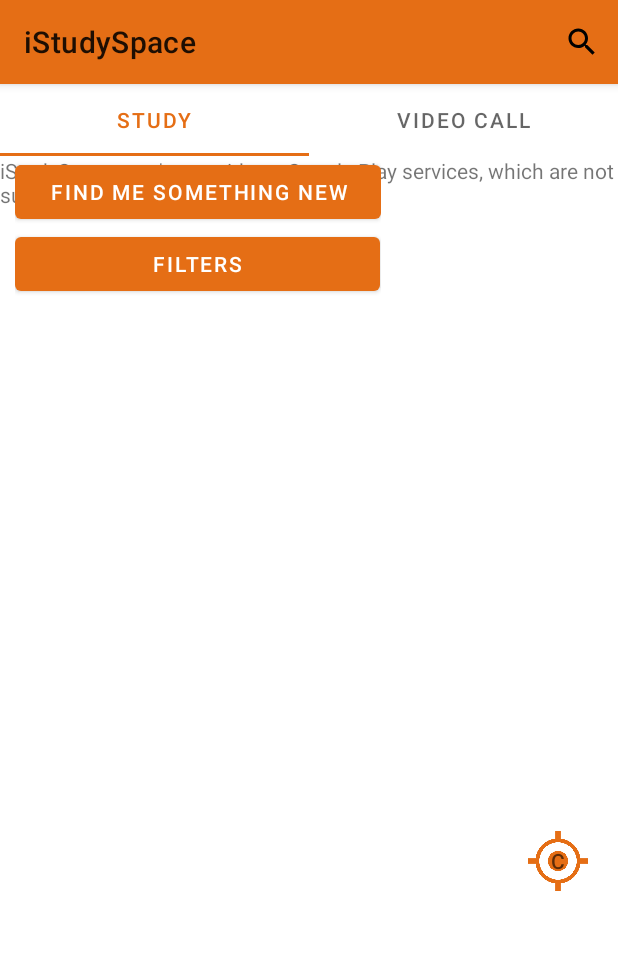
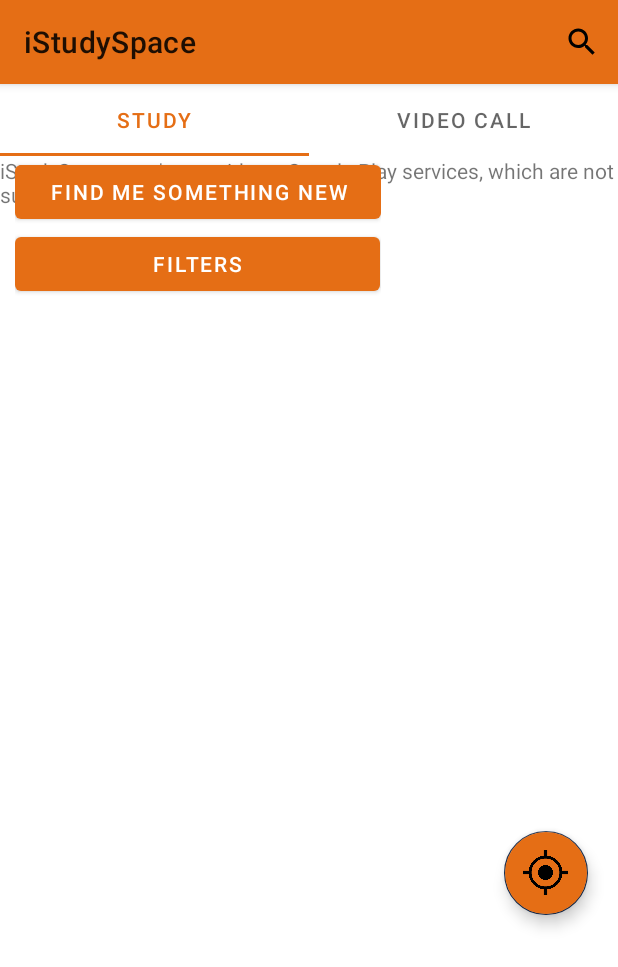
Before and after one commit to Scc33/iStudySpaces, an Android app: the screen it shows after launch (MainActivity), on a phone screen of 412 x 824 dp. Shown: the top 967 px of the screen. Run offline under Robolectric (Android 15) with nearby library versions, the phone set to English and light mode, and no system bars.

Commit message:
Center button now floating action and changed filter checkbox color

```diff
--- a/iStudySpace/app/src/main/java/com/example/istudyspace/MainActivity.java
+++ b/iStudySpace/app/src/main/java/com/example/istudyspace/MainActivity.java
@@ -53,6 +53,7 @@ import java.util.stream.Collectors;
 import com.example.istudyspace.Fragments.InfoCardFragment;
 import com.google.android.gms.maps.model.Marker;
 import com.google.android.material.bottomsheet.BottomSheetBehavior;
+import com.google.android.material.floatingactionbutton.FloatingActionButton;
 import com.google.gson.Gson;
 
 import androidx.appcompat.app.AppCompatActivity;
@@ -109,7 +110,7 @@ public class MainActivity extends AppCompatActivity implements
     private Button random;
     private Random randomGenerator;
 
-    private Button centerButton;
+    private FloatingActionButton centerButton;
 
     private String tabOn = "Study";
     private String noiseLevel = "any";
@@ -184,7 +185,7 @@ public class MainActivity extends AppCompatActivity implements
         mapFragment.getMapAsync(this);
 
         filtersButton = (Button) findViewById(R.id.filters);
-        centerButton = (Button) findViewById(R.id.centerMap);
+        centerButton = (FloatingActionButton) findViewById(R.id.centerMap);
         tabLayout = (TabLayout) findViewById(R.id.tabs);
         random = (Button) findViewById(R.id.random);
         randomGenerator = new Random();
--- a/iStudySpace/app/src/main/res/layout/activity_filter.xml
+++ b/iStudySpace/app/src/main/res/layout/activity_filter.xml
@@ -32,27 +32,35 @@
                 android:layout_weight="1"
                 android:gravity="center"
                 android:orientation="horizontal">
+
                 <com.google.android.material.checkbox.MaterialCheckBox
                     android:id="@+id/groupCheck"
                     android:layout_width="wrap_content"
                     android:layout_height="wrap_content"
+                    android:buttonTint="@color/Illini_Blue"
                     android:checked="false"
                     android:text="@string/filter_1"
-                    android:tooltipText="Filter by locations with group work"/>
+                    android:tooltipText="Filter by locations with group work" />
                 <com.google.android.material.checkbox.MaterialCheckBox
                     android:id="@+id/coffeeCheck"
                     android:layout_width="wrap_content"
                     android:layout_height="wrap_content"
+                    android:buttonTint="@color/Illini_Blue"
                     android:checked="false"
                     android:text="@string/filter_2"
                     android:tooltipText="Filter by locations with coffee"/>
+
                 <com.google.android.material.checkbox.MaterialCheckBox
                     android:id="@+id/foodCheck"
                     android:layout_width="wrap_content"
                     android:layout_height="wrap_content"
+                    android:buttonTint="@color/Illini_Blue"
                     android:checked="false"
+                    android:foregroundTint="@color/Illini_Blue"
                     android:text="@string/filter_3"
-                    android:tooltipText="Filter by locations with food"/>
+                    android:textColorHighlight="@color/Illini_Blue"
+                    android:textColorLink="@color/Illini_Blue"
+                    android:tooltipText="Filter by locations with food" />
             </LinearLayout>
 
             <com.google.android.material.textview.MaterialTextView
--- a/iStudySpace/app/src/main/res/layout/activity_main.xml
+++ b/iStudySpace/app/src/main/res/layout/activity_main.xml
@@ -71,17 +71,19 @@
                 app:layout_constraintStart_toStartOf="parent"
                 tools:layout_editor_absoluteY="0dp" />
 
-            <Button
+            <com.google.android.material.floatingactionbutton.FloatingActionButton
                 android:id="@+id/centerMap"
-                android:layout_width="40dp"
-                android:layout_height="40dp"
-                android:background="@drawable/img"
-                android:elevation="2dp"
+                android:layout_width="wrap_content"
+                android:layout_height="wrap_content"
+                android:backgroundTint="@color/Illini_Orange"
+                android:elevation="4dp"
                 android:hint="Center map"
+                android:src="@drawable/center_icon_white"
                 android:translationX="-20dp"
                 android:translationY="450dp"
                 app:layout_constraintEnd_toEndOf="parent"
-                app:layout_constraintTop_toTopOf="parent" />
+                app:layout_constraintTop_toTopOf="parent"
+                app:maxImageSize="30dp" />
 
         </androidx.constraintlayout.widget.ConstraintLayout>
     </LinearLayout>
--- a/iStudySpace/app/src/main/res/values/themes.xml
+++ b/iStudySpace/app/src/main/res/values/themes.xml
@@ -6,8 +6,8 @@
         <item name="colorPrimaryVariant">@color/Illini_Blue</item>
         <item name="colorOnPrimary">@color/white</item>
         <!-- Secondary brand color. -->
-        <item name="colorSecondary">@color/teal_200</item>
-        <item name="colorSecondaryVariant">@color/teal_700</item>
+        <item name="colorSecondary">@color/Illini_Blue</item>
+        <item name="colorSecondaryVariant">#1C3B6C</item>
         <item name="colorOnSecondary">@color/black</item>
         <!-- Status bar color. -->
         <item name="android:statusBarColor" tools:targetApi="l">?attr/colorPrimaryVariant</item>
```
Also changed, not shown: iStudySpace/app/src/main/res/drawable/center_icon_white.png (added), iStudySpace/app/src/main/res/drawable/img.png (deleted).
